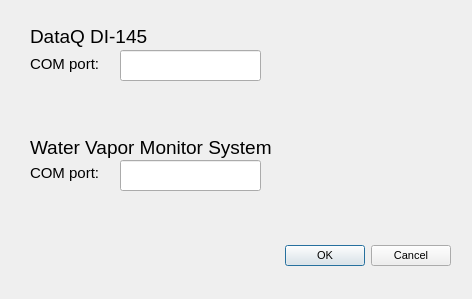
This is GUIs/setup_GUI.ui in jbaviation/humidity_cart as Qt 5 draws it before an edit. The edited form follows.
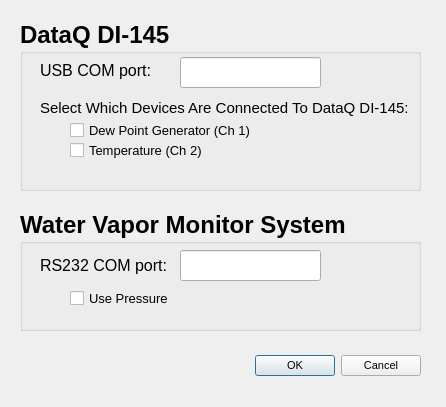
This is the edited form.

Commit message: Been awhile since my last commit. In the middle of adding the instrumentation for pressure and temperature. This includes the addition of the Set Conditions GUI that is accessed now through a button labeled 'PushButton'. Eventually this will replace the 'Set Conditions' button. Currently working on ideas of how to communicate between the basic_GUI and the dialog box that is open from the 'PushButton' button.

What changed in the file:
```diff
--- a/GUIs/setup_GUI.ui
+++ b/GUIs/setup_GUI.ui
@@ -6,54 +6,18 @@
    <rect>
     <x>0</x>
     <y>0</y>
-    <width>472</width>
-    <height>299</height>
+    <width>446</width>
+    <height>407</height>
    </rect>
   </property>
   <property name="windowTitle">
    <string>Port Configuration</string>
   </property>
-  <widget class="QLabel" name="label2">
-   <property name="geometry">
-    <rect>
-     <x>30</x>
-     <y>137</y>
-     <width>361</width>
-     <height>21</height>
-    </rect>
-   </property>
-   <property name="font">
-    <font>
-     <pointsize>14</pointsize>
-    </font>
-   </property>
-   <property name="text">
-    <string>Water Vapor Monitor System</string>
-   </property>
-  </widget>
-  <widget class="QLabel" name="label1">
-   <property name="geometry">
-    <rect>
-     <x>30</x>
-     <y>26</y>
-     <width>361</width>
-     <height>21</height>
-    </rect>
-   </property>
-   <property name="font">
-    <font>
-     <pointsize>14</pointsize>
-    </font>
-   </property>
-   <property name="text">
-    <string>DataQ DI-145</string>
-   </property>
-  </widget>
   <widget class="QDialogButtonBox" name="buttonBox">
    <property name="geometry">
     <rect>
-     <x>110</x>
-     <y>240</y>
+     <x>80</x>
+     <y>350</y>
      <width>341</width>
      <height>32</height>
     </rect>
@@ -70,47 +34,110 @@
     <set>QDialogButtonBox::Cancel|QDialogButtonBox::Ok</set>
    </property>
   </widget>
+  <widget class="QGroupBox" name="groupBox">
+   <property name="geometry">
+    <rect>
+     <x>20</x>
+     <y>20</y>
+     <width>401</width>
+     <height>171</height>
+    </rect>
+   </property>
+   <property name="font">
+    <font>
+     <pointsize>18</pointsize>
+     <weight>75</weight>
+     <bold>true</bold>
+    </font>
+   </property>
+   <property name="title">
+    <string>DataQ DI-145</string>
+   </property>
+   <widget class="QLabel" name="label_3">
+    <property name="geometry">
+     <rect>
+      <x>20</x>
+      <y>80</y>
+      <width>381</width>
+      <height>16</height>
+     </rect>
+    </property>
+    <property name="font">
+     <font>
+      <pointsize>11</pointsize>
+      <weight>50</weight>
+      <bold>false</bold>
+     </font>
+    </property>
+    <property name="text">
+     <string>Select Which Devices Are Connected To DataQ DI-145:</string>
+    </property>
+   </widget>
+   <widget class="QCheckBox" name="tempChkBox">
+    <property name="geometry">
+     <rect>
+      <x>50</x>
+      <y>120</y>
+      <width>141</width>
+      <height>20</height>
+     </rect>
+    </property>
+    <property name="font">
+     <font>
+      <pointsize>10</pointsize>
+      <weight>50</weight>
+      <bold>false</bold>
+     </font>
+    </property>
+    <property name="text">
+     <string>Temperature (Ch 2)</string>
+    </property>
+   </widget>
+   <widget class="QCheckBox" name="dpGenChkBox">
+    <property name="geometry">
+     <rect>
+      <x>50</x>
+      <y>100</y>
+      <width>211</width>
+      <height>20</height>
+     </rect>
+    </property>
+    <property name="font">
+     <font>
+      <pointsize>10</pointsize>
+      <weight>50</weight>
+      <bold>false</bold>
+     </font>
+    </property>
+    <property name="text">
+     <string>Dew Point Generator (Ch 1)</string>
+    </property>
+   </widget>
   <widget class="QLabel" name="label3">
    <property name="geometry">
     <rect>
-     <x>30</x>
-     <y>53</y>
-     <width>81</width>
+      <x>20</x>
+      <y>40</y>
+      <width>121</width>
      <height>21</height>
     </rect>
    </property>
    <property name="font">
     <font>
-     <pointsize>11</pointsize>
+      <pointsize>12</pointsize>
+      <weight>50</weight>
+      <bold>false</bold>
     </font>
    </property>
    <property name="text">
-    <string>COM port: </string>
-   </property>
-  </widget>
-  <widget class="QLabel" name="label4">
-   <property name="geometry">
-    <rect>
-     <x>30</x>
-     <y>162</y>
-     <width>81</width>
-     <height>21</height>
-    </rect>
-   </property>
-   <property name="font">
-    <font>
-     <pointsize>11</pointsize>
-    </font>
-   </property>
-   <property name="text">
-    <string>COM port: </string>
+     <string>USB COM port: </string>
    </property>
   </widget>
   <widget class="QLineEdit" name="lineLC">
    <property name="geometry">
     <rect>
-     <x>120</x>
-     <y>50</y>
+      <x>160</x>
+      <y>37</y>
      <width>141</width>
      <height>31</height>
     </rect>
@@ -118,6 +145,8 @@
    <property name="font">
     <font>
      <pointsize>10</pointsize>
+      <weight>50</weight>
+      <bold>false</bold>
     </font>
    </property>
    <property name="text">
@@ -125,13 +154,73 @@
    </property>
    <property name="placeholderText">
     <string/>
+    </property>
+   </widget>
+  </widget>
+  <widget class="QGroupBox" name="groupBox_2">
+   <property name="geometry">
+    <rect>
+     <x>20</x>
+     <y>210</y>
+     <width>401</width>
+     <height>121</height>
+    </rect>
+   </property>
+   <property name="font">
+    <font>
+     <pointsize>18</pointsize>
+     <weight>75</weight>
+     <bold>true</bold>
+    </font>
+   </property>
+   <property name="title">
+    <string>Water Vapor Monitor System</string>
+   </property>
+   <widget class="QCheckBox" name="tempChkBox_2">
+    <property name="geometry">
+     <rect>
+      <x>50</x>
+      <y>80</y>
+      <width>111</width>
+      <height>17</height>
+     </rect>
+    </property>
+    <property name="font">
+     <font>
+      <pointsize>10</pointsize>
+      <weight>50</weight>
+      <bold>false</bold>
+     </font>
+    </property>
+    <property name="text">
+     <string>Use Pressure</string>
+    </property>
+   </widget>
+   <widget class="QLabel" name="label4">
+    <property name="geometry">
+     <rect>
+      <x>20</x>
+      <y>40</y>
+      <width>141</width>
+      <height>31</height>
+     </rect>
+    </property>
+    <property name="font">
+     <font>
+      <pointsize>12</pointsize>
+      <weight>50</weight>
+      <bold>false</bold>
+     </font>
+    </property>
+    <property name="text">
+     <string>RS232 COM port: </string>
    </property>
   </widget>
   <widget class="QLineEdit" name="lineWVSS">
    <property name="geometry">
     <rect>
-     <x>120</x>
-     <y>160</y>
+      <x>160</x>
+      <y>40</y>
      <width>141</width>
      <height>31</height>
     </rect>
@@ -139,6 +228,8 @@
    <property name="font">
     <font>
      <pointsize>10</pointsize>
+      <weight>50</weight>
+      <bold>false</bold>
     </font>
    </property>
    <property name="text">
@@ -150,6 +241,7 @@
    <property name="clearButtonEnabled">
     <bool>false</bool>
    </property>
+   </widget>
   </widget>
  </widget>
  <resources/>
```
Lines whose indentation alone changed are shown as unchanged. The commit also changes 14 other files.
